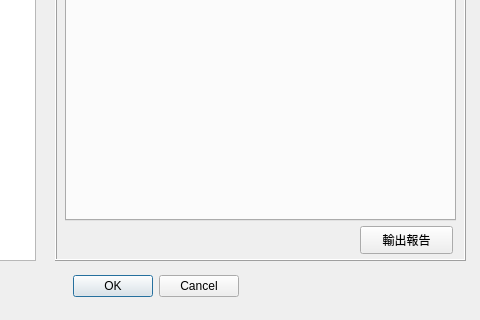
Above: reportPage.ui from sythenA/habitat before the change; both pictures show x 175 to 655 and y 130 to 450 of the 655 by 450 pixel window. Below: the same form after it.
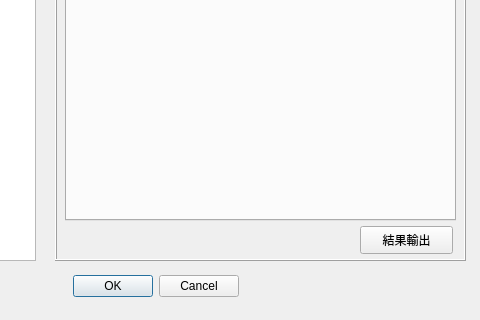
That is the form after the change.

The edit to the form file:
```diff
--- a/reportPage.ui
+++ b/reportPage.ui
@@ -70,7 +70,7 @@
      </rect>
     </property>
     <property name="text">
-     <string>輸出報告</string>
+     <string>結果輸出</string>
     </property>
    </widget>
   </widget>
```
Left out of the diff: 2 changed lines with no effect on the pictures.
